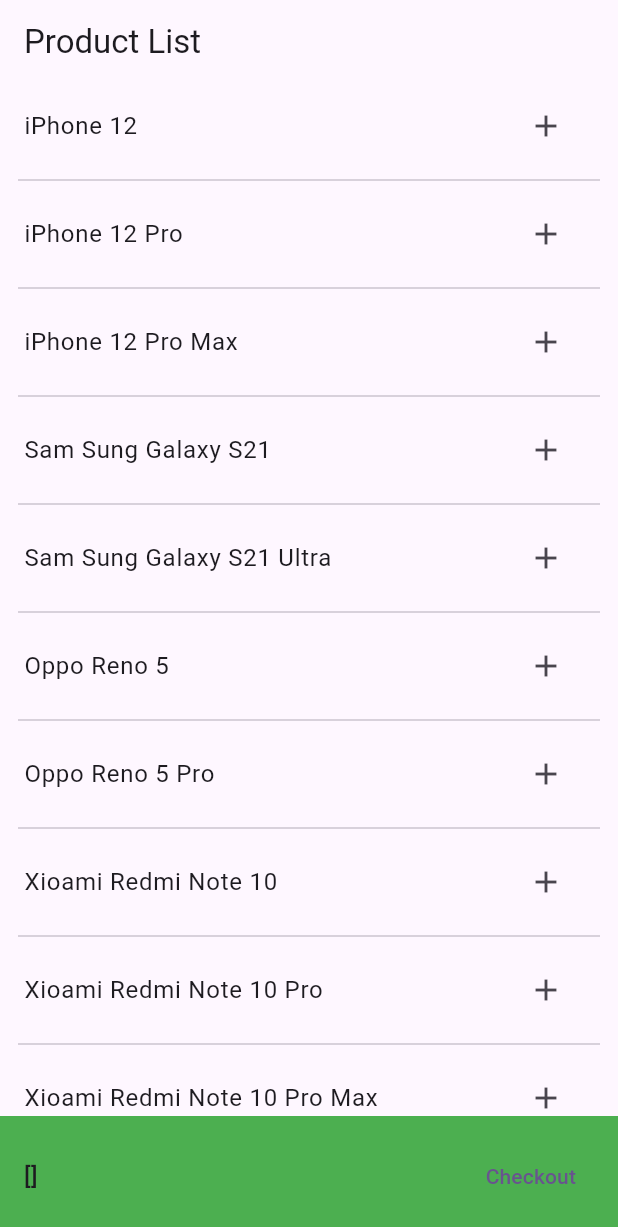
After one commit to anhnt224/flutter_course_23, a Flutter app: the screen it shows after launch, on a phone screen of 412 x 824 dp. The commit adds this screen. Shown: the top 1227 px of the screen. Run offline on Flutter 3.47's test engine with Material 3 defaults, Android fonts, the phone set to English and light mode, and no system bars.

Commit message:
Add new screens for checkout and product list

```diff
--- /dev/null
+++ b/lib/modules/lession_7/product_list_2_screen.dart
@@ -0,0 +1,117 @@
+import 'package:flutter/material.dart';
+
+class ProductList2Screen extends StatefulWidget {
+  const ProductList2Screen({super.key});
+
+  @override
+  State<ProductList2Screen> createState() => _ProductList2ScreenState();
+}
+
+class _ProductList2ScreenState extends State<ProductList2Screen> {
+  final List<String> products = [
+    "iPhone 12",
+    "iPhone 12 Pro",
+    "iPhone 12 Pro Max",
+    "Sam Sung Galaxy S21",
+    "Sam Sung Galaxy S21 Ultra",
+    "Oppo Reno 5",
+    "Oppo Reno 5 Pro",
+    "Xioami Redmi Note 10",
+    "Xioami Redmi Note 10 Pro",
+    "Xioami Redmi Note 10 Pro Max",
+    "Xioami Redmi Note 10 Pro Max Ultra",
+    "Huawei P40",
+    "Huawei P40 Pro",
+    "Huawei P40 Pro Max",
+    "Huawei P40 Pro Max Ultra",
+  ];
+
+  late TextTheme textTheme;
+  final cartNotifier = CartNotifier();
+
+  @override
+  Widget build(BuildContext context) {
+    textTheme = Theme.of(context).textTheme;
+    return Scaffold(
+      appBar: AppBar(
+        title: const Text('Product List'),
+      ),
+      body: ValueListenableBuilder(
+        valueListenable: cartNotifier,
+        builder: (context, selectedProducts, child) => Column(
+          children: [
+            Expanded(
+              child: ListView.separated(
+                separatorBuilder: (context, index) => const Divider(
+                  indent: 12,
+                  endIndent: 12,
+                ),
+                itemBuilder: (context, index) {
+                  final product = products[index];
+                  final isSelected = selectedProducts.contains(product);
+                  return ListTile(
+                    title: Text(products[index]),
+                    trailing: isSelected
+                        ? IconButton(
+                            icon: const Icon(
+                              Icons.remove,
+                              color: Colors.red,
+                            ),
+                            onPressed: () {
+                              // Remove product from cart
+                              cartNotifier.remove(product);
+                            },
+                          )
+                        : IconButton(
+                            icon: const Icon(Icons.add),
+                            onPressed: () {
+                              cartNotifier.addToCart(product);
+                            },
+                          ),
+                  );
+                },
+                itemCount: products.length,
+              ),
+            ),
+            Container(
+              padding: const EdgeInsets.all(16),
+              color: Colors.green,
+              child: Row(
+                children: [
+                  Expanded(
+                    child: Text(
+                      selectedProducts.toString(),
+                      style: textTheme.titleMedium,
+                    ),
+                  ),
+                  TextButton(
+                      onPressed: () {
+                        print(cartNotifier.hashCode);
+                        Navigator.pushNamed(
+                          context,
+                          '/checkout',
+                          arguments: cartNotifier,
+                        );
+                      },
+                      child: const Text('Checkout')),
+                ],
+              ),
+            )
+          ],
+        ),
+      ),
+    );
+  }
+}
+
+class CartNotifier extends ValueNotifier<List<String>> {
+  CartNotifier() : super([]);
+
+  void addToCart(String product) {
+    value = [...value, product];
+  }
+
+  void remove(String product) {
+    value = value.where((element) => element != product).toList();
+  }
+}
```
Also changed, not shown: lib/main.dart (+9 -6 lines), lib/modules/lession_7/checkout_2_screen.dart (added, +49 -0 lines).
